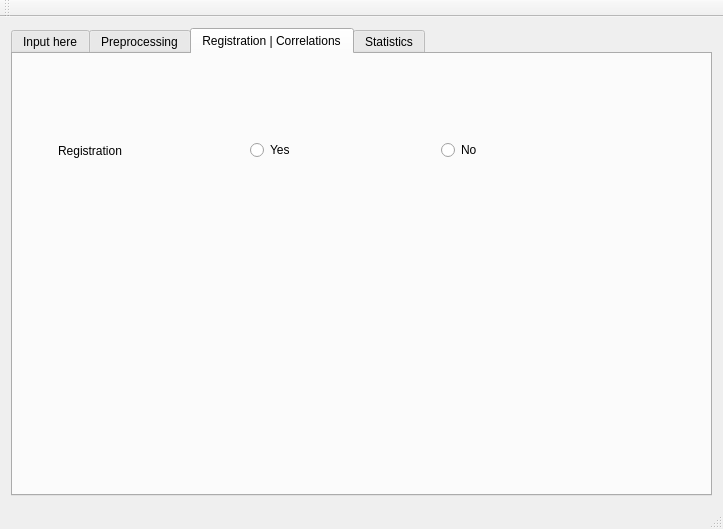
Before: the Qt Designer form funcConnGUI/mainwindow.ui in singlakdeepak/funcConn, drawn with Qt 5.
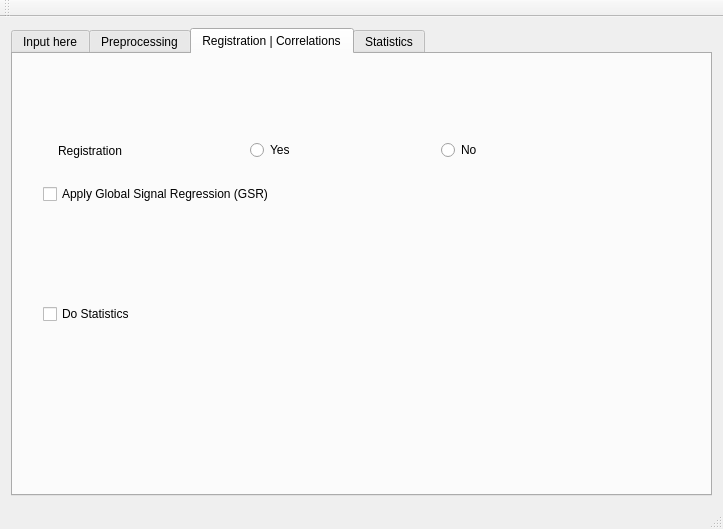
After: the same form once the commit is applied. The open tabs and pages were chosen to show the change.

Commit message: doStats checkbox

Patch:
```diff
--- a/funcConnGUI/mainwindow.ui
+++ b/funcConnGUI/mainwindow.ui
@@ -603,7 +603,7 @@
          </item>
         </layout>
        </widget>
-       <widget class="QWidget" name="">
+       <widget class="QWidget" name="layoutWidget">
         <property name="geometry">
          <rect>
           <x>30</x>
@@ -629,6 +629,32 @@
          </item>
         </layout>
        </widget>
+       <widget class="QCheckBox" name="checkBox_GSR_2">
+        <property name="geometry">
+         <rect>
+          <x>30</x>
+          <y>130</y>
+          <width>251</width>
+          <height>20</height>
+         </rect>
+        </property>
+        <property name="text">
+         <string>Apply Global Signal Regression (GSR)</string>
+        </property>
+       </widget>
+       <widget class="QCheckBox" name="checkBox_doStats">
+        <property name="geometry">
+         <rect>
+          <x>30</x>
+          <y>250</y>
+          <width>111</width>
+          <height>20</height>
+         </rect>
+        </property>
+        <property name="text">
+         <string>Do Statistics</string>
+        </property>
+       </widget>
       </widget>
       <widget class="QWidget" name="tab_3">
        <attribute name="title">
```
Left out of the diff: 2 changed lines with no effect on the pictures. The commit also changes 4 other files.
